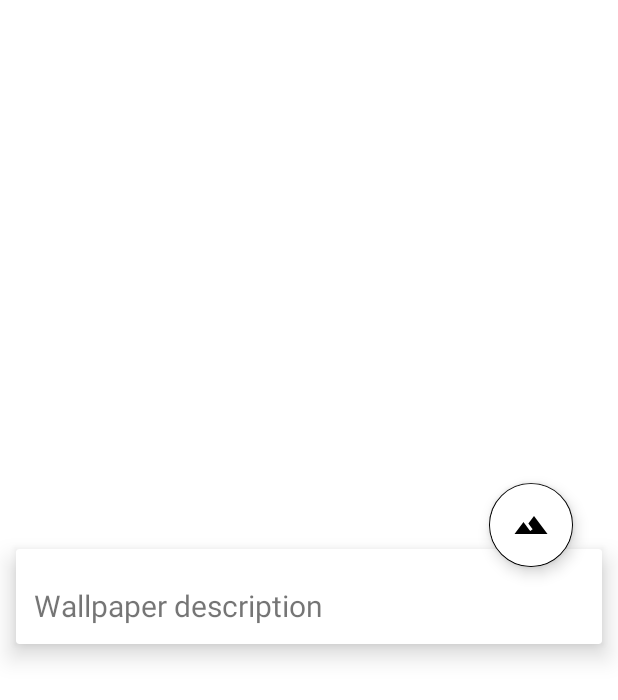
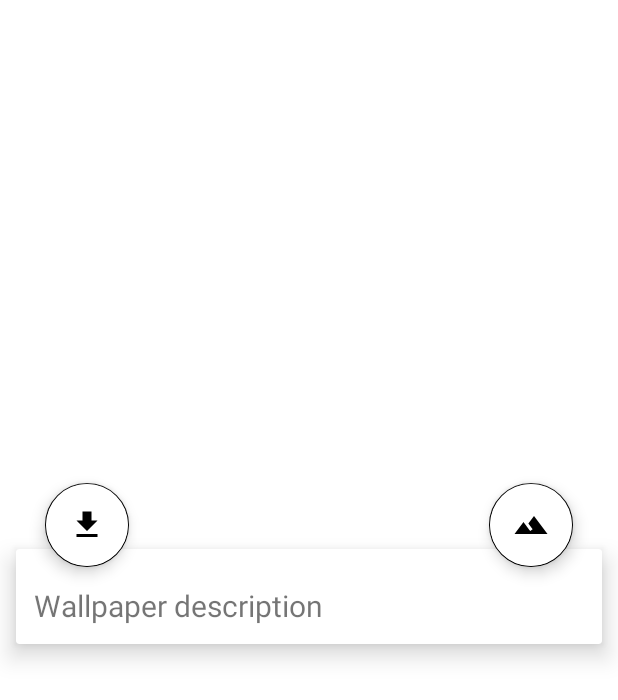
Before and after one commit to Koushik-Saha/live-wallpaper, an Android app: the layout activity_view_wallpaper.xml on its own in the app's theme, with its tools: preview values and no code run, on a phone screen of 412 x 824 dp. Shown: the top 700 px of the screen. Run offline under Robolectric (Android 15) with nearby library versions, the phone set to English and light mode, and no system bars.

Commit message:
Download Wallpaper form App

```diff
--- a/app/src/main/AndroidManifest.xml
+++ b/app/src/main/AndroidManifest.xml
@@ -4,6 +4,7 @@
 
     <uses-permission android:name="android.permission.INTERNET" />
     <uses-permission android:name="android.permission.SET_WALLPAPER"/>
+    <uses-permission android:name="android.permission.WRITE_EXTERNAL_STORAGE"/>
 
     <uses-permission android:name="android.permission.SET_WALLPAPER" />
 
--- a/app/src/main/java/com/example/varianttecnology/androidlivewallpaper/Common/Common.java
+++ b/app/src/main/java/com/example/varianttecnology/androidlivewallpaper/Common/Common.java
@@ -8,5 +8,7 @@ public class Common {
     public static String  CATEGORY_SELECTED;
     public static String  CATEGORY_ID_SELECTED;
 
+    public static final int PERMISSION_REQUEST_CODE = 1000;
+
     public static WallpaperItem select_background = new WallpaperItem();
 }
--- /dev/null
+++ b/app/src/main/res/drawable/ic_file_download_black_24dp.xml
@@ -0,0 +1,9 @@
+<vector xmlns:android="http://schemas.android.com/apk/res/android"
+        android:width="24dp"
+        android:height="24dp"
+        android:viewportWidth="24.0"
+        android:viewportHeight="24.0">
+    <path
+        android:fillColor="#FF000000"
+        android:pathData="M19,9h-4V3H9v6H5l7,7 7,-7zM5,18v2h14v-2H5z"/>
+</vector>
--- a/app/src/main/res/layout/activity_view_wallpaper.xml
+++ b/app/src/main/res/layout/activity_view_wallpaper.xml
@@ -90,4 +90,16 @@
         app:layout_anchorGravity="bottom|right|end"
         android:backgroundTint="@android:color/white"/>
 
+    <android.support.design.widget.FloatingActionButton
+        android:id="@+id/fabDownload"
+        android:layout_marginLeft="30dp"
+        android:layout_width="wrap_content"
+        android:layout_height="wrap_content"
+        android:src="@drawable/ic_file_download_black_24dp"
+        app:elevation="6dp"
+        app:pressedTranslationZ="12dp"
+        app:layout_anchor="@id/app_bar_layout"
+        app:layout_anchorGravity="bottom|left|start"
+        android:backgroundTint="@android:color/white"/>
+
 </android.support.design.widget.CoordinatorLayout>
--- a/app/src/main/res/values/styles.xml
+++ b/app/src/main/res/values/styles.xml
@@ -53,4 +53,6 @@
     </style>
 
 
+
+
 </resources>
--- a/build.gradle
+++ b/build.gradle
@@ -12,7 +12,7 @@ buildscript {
 
         // NOTE: Do not place your application dependencies here; they belong
         // in the individual module build.gradle files
-        classpath 'com.google.gms:google-services:3.1.1'
+        classpath 'com.google.gms:google-services:3.2.0'
     }
 }
 
```
Also changed, not shown: app/build.gradle (+9 -0 lines), app/src/main/java/com/example/varianttecnology/androidlivewallpaper/Helper/SaveImageHelper.java (added, +53 -0 lines), app/src/main/java/com/example/varianttecnology/androidlivewallpaper/HomeActivity.java (+30 -0 lines), app/src/main/java/com/example/varianttecnology/androidlivewallpaper/ViewWallpaper.java (+78 -1 lines).
